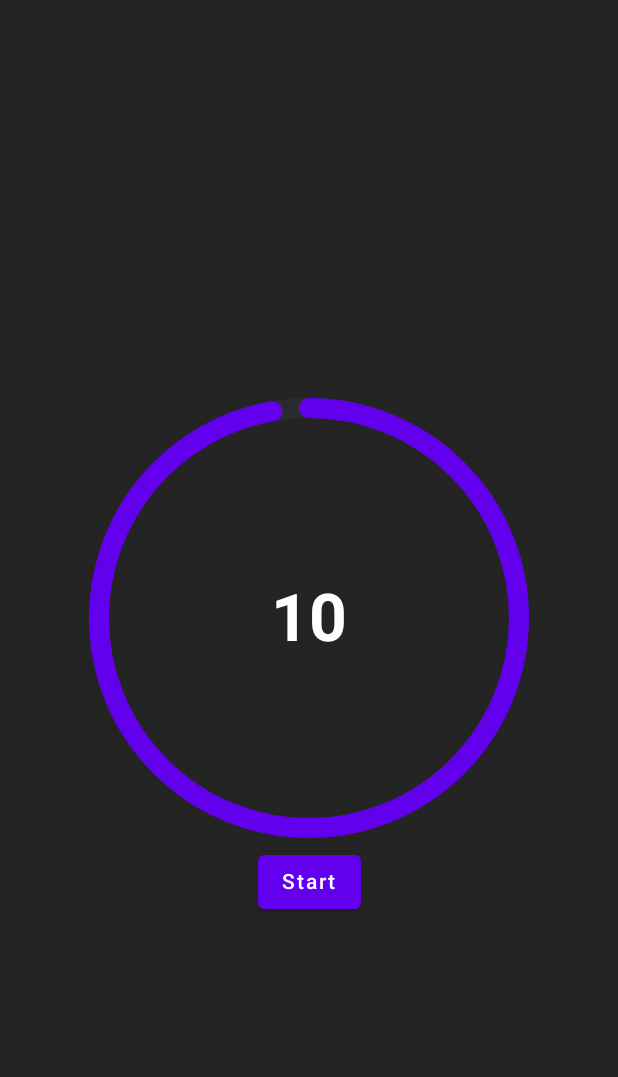
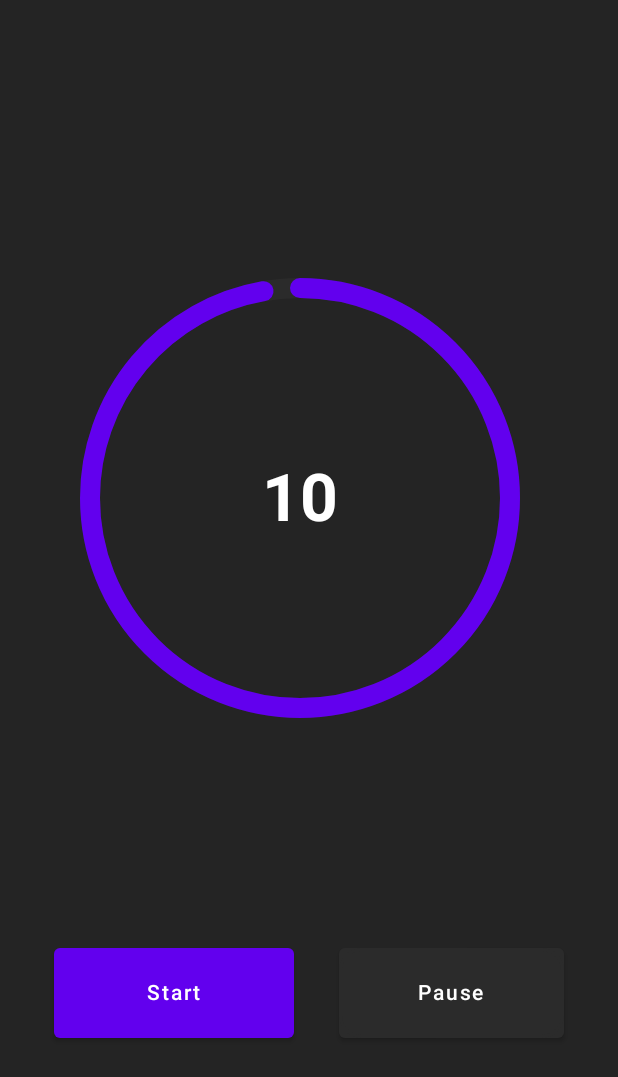
Before and after one commit to SergeiKrainyukov/TimerYT, an Android app built with Jetpack Compose: the screen it shows after launch (MainActivity), on a phone screen of 412 x 824 dp. Shown: the top 1077 px of the screen. Run offline under Robolectric (Android 15) with nearby library versions, the phone set to English and light mode, and no system bars.

Commit message:
added second button

```diff
--- a/app/src/main/java/com/example/timeryt/MainActivity.kt
+++ b/app/src/main/java/com/example/timeryt/MainActivity.kt
@@ -9,7 +9,6 @@ import androidx.compose.foundation.layout.size
 import androidx.compose.material.Surface
 import androidx.compose.ui.Alignment
 import androidx.compose.ui.Modifier
-import androidx.compose.ui.graphics.Color
 import androidx.compose.ui.unit.dp
 import com.example.timeryt.ui.theme.Gray
 
--- a/app/src/main/java/com/example/timeryt/Timer.kt
+++ b/app/src/main/java/com/example/timeryt/Timer.kt
@@ -1,13 +1,15 @@
 package com.example.timeryt
 
+import androidx.compose.foundation.BorderStroke
 import androidx.compose.foundation.Canvas
-import androidx.compose.foundation.layout.Box
-import androidx.compose.foundation.layout.padding
-import androidx.compose.foundation.layout.size
+import androidx.compose.foundation.border
+import androidx.compose.foundation.layout.*
+import androidx.compose.foundation.shape.RoundedCornerShape
 import androidx.compose.material.Button
 import androidx.compose.material.ButtonDefaults
 import androidx.compose.material.Text
 import androidx.compose.runtime.*
+import androidx.compose.runtime.saveable.rememberSaveable
 import androidx.compose.ui.Alignment
 import androidx.compose.ui.Modifier
 import androidx.compose.ui.geometry.Size
@@ -30,23 +32,23 @@ fun Timer(modifier: Modifier, totalTime: Float) {
     val strokeWidth = 20f
     val initialSweepAngle = 350f
 
-    var isTimerRunning by remember {
+    var isTimerRunning by rememberSaveable {
         mutableStateOf(false)
     }
 
-    var sweepAngle by remember {
+    var sweepAngle by rememberSaveable {
         mutableStateOf(initialSweepAngle)
     }
 
-    var currentTime by remember {
+    var currentTime by rememberSaveable {
         mutableStateOf(totalTime)
     }
 
+    Column {
         Box(
             modifier = modifier,
             contentAlignment = Alignment.Center
         ) {
-
             LaunchedEffect(key1 = sweepAngle, key2 = isTimerRunning) {
                 if (sweepAngle > 0 && isTimerRunning) {
                     delay(1000L)
@@ -79,7 +81,11 @@ fun Timer(modifier: Modifier, totalTime: Float) {
                 fontWeight = FontWeight.Bold,
                 color = Color.White
             )
+        }
+        Spacer(modifier = Modifier.size(100.dp))
+        Row(horizontalArrangement = Arrangement.Center, modifier = Modifier.fillMaxWidth()) {
             Button(
+                modifier = Modifier.size(height = 60.dp, width = 160.dp),
                 onClick = {
                     if (isTimerRunning) {
                         sweepAngle = initialSweepAngle
@@ -94,10 +100,28 @@ fun Timer(modifier: Modifier, totalTime: Float) {
                         Color.Red
                     }
                 ),
-            modifier = Modifier.align(Alignment.BottomCenter),
             ) {
                 Text(text = stringResource(id = if (isTimerRunning) R.string.button_stop else R.string.button_start))
             }
+            Spacer(modifier = Modifier.size(30.dp))
+            Button(
+                modifier = Modifier
+                    .size(height = 60.dp, width = 150.dp)
+                    .border(
+                        width = 2.dp,
+                        color = GrayLight,
+                        shape = RoundedCornerShape(15.dp)
+                    ),
+                onClick = {},
+                colors = ButtonDefaults.buttonColors(backgroundColor = GrayLight),
+            ) {
+                Text(
+                    text = stringResource(id = if (isTimerRunning) R.string.button_pause else R.string.button_pause),
+                    color = Color.White
+                )
+            }
+        }
+
     }
 }
 
--- a/app/src/main/res/values/strings.xml
+++ b/app/src/main/res/values/strings.xml
@@ -3,4 +3,5 @@
 
     <string name="button_start">Start</string>
     <string name="button_stop">Stop</string>
+    <string name="button_pause">Pause</string>
 </resources>
```
Lines whose indentation alone changed are shown as unchanged.
